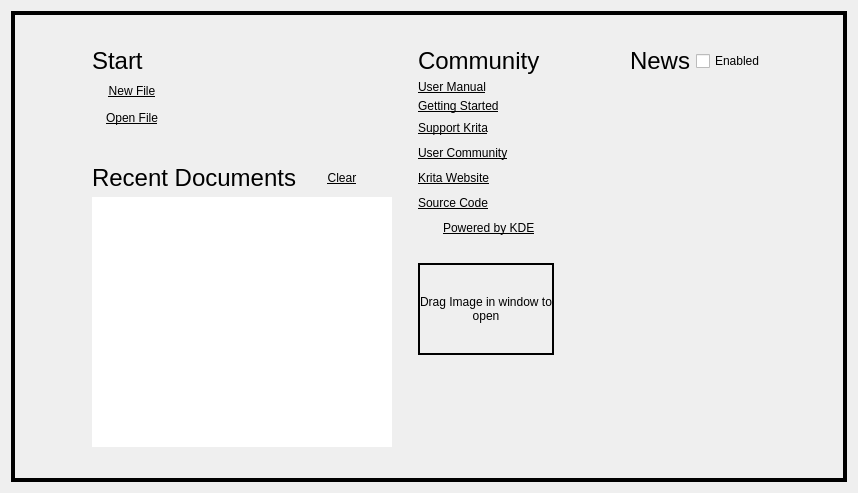
Old version of the form libs/ui/forms/KisWelcomePage.ui in the repository KDE/krita.
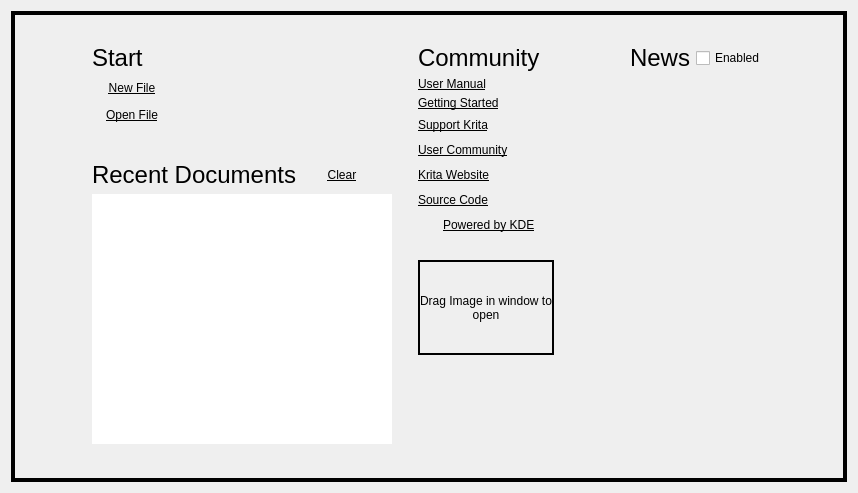
New version of the form. Custom widgets are drawn as their Qt base class.

Commit message: BUG:400542 Fix clearing recent documents on welecome screen

The edit to the form file:
```diff
--- a/libs/ui/forms/KisWelcomePage.ui
+++ b/libs/ui/forms/KisWelcomePage.ui
@@ -686,6 +686,19 @@
           </property>
          </widget>
         </item>
+        <item>
+         <spacer name="verticalSpacer_4">
+          <property name="orientation">
+           <enum>Qt::Vertical</enum>
+          </property>
+          <property name="sizeHint" stdset="0">
+           <size>
+            <width>5</width>
+            <height>5</height>
+           </size>
+          </property>
+         </spacer>
+        </item>
        </layout>
       </item>
       <item row="1" column="3">
```
The commit also changes 1 other file.
